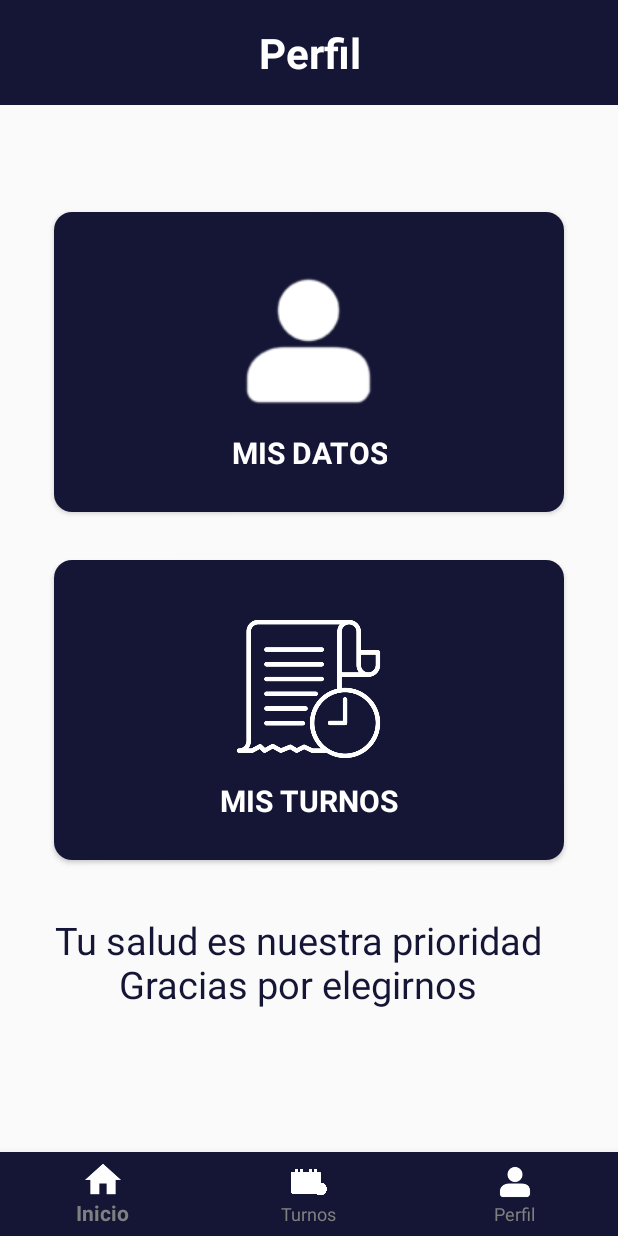
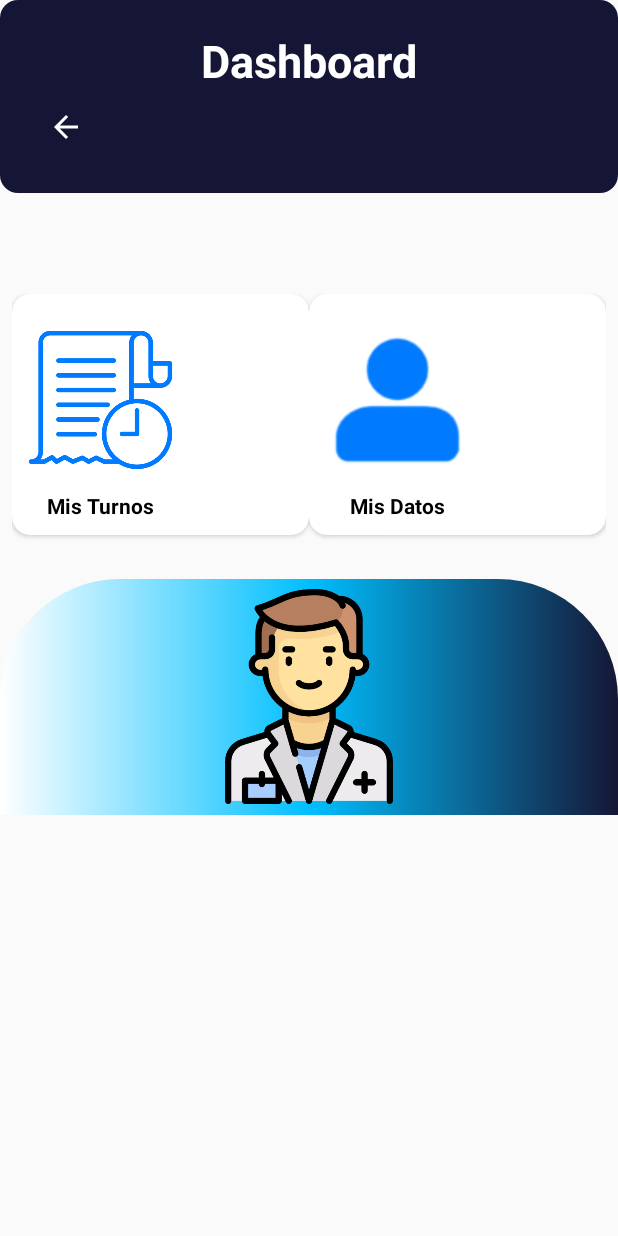
Before and after one commit to ReservasMedicasMobile/ReservasMedicasMobile, an Android app: the dashboard screen opened directly, with no data from a screen before it, on a phone screen of 412 x 824 dp. Run offline under Robolectric (Android 15) with nearby library versions, the phone set to English and light mode, and no system bars; Roboto replaces fonts that are not available here.

Commit message:
Revert "Merge branch 'MaldonF' into developer"
This reverts commit 9c3fa7d2ee6378e8407b6e28b37a43fdb980259d, reversing
changes made to 2f222acbe7da74196f424af4239c7088ae41077a.

```diff
--- a/app/src/main/java/com/example/reservasmedicasmobile/dashboard.java
+++ b/app/src/main/java/com/example/reservasmedicasmobile/dashboard.java
@@ -4,10 +4,7 @@ import android.content.Intent;
 import android.os.Bundle;
 import android.widget.ImageButton;
 import android.widget.TextView;
-
 import androidx.appcompat.app.AppCompatActivity;
-
-import com.google.android.material.bottomnavigation.BottomNavigationView;
 
 public class dashboard extends AppCompatActivity {
 
@@ -18,46 +15,33 @@ public class dashboard extends AppCompatActivity {
         super.onCreate(savedInstanceState);
         setContentView(R.layout.activity_dashboard);
 
+        // Botón de retroceso
+        ImageButton backButton = findViewById(R.id.back_button);
+        backButton.setOnClickListener(v -> finish());
+
+        // Inicializar el TextView para mostrar el saludo
+        greetingTextView = findViewById(R.id.greetingTextView);
+        showGreeting();
 
         // Configurar la tarjeta de "Mis Turnos" para redirigir a MisturnosDashboard
         findViewById(R.id.card_view_misturnos_dashboard).setOnClickListener(v -> goToMisTurnos());
 
         // Configurar la tarjeta de "Mis Datos" para redirigir a la actividad de pacientes
         findViewById(R.id.card_view_mis_datos).setOnClickListener(v -> goToMisDatos());
-
-        BottomNavigationView bottomNavigationView = findViewById(R.id.bottom_navigation);
-
-        bottomNavigationView.setOnNavigationItemSelectedListener(item -> {
-            int itemId = item.getItemId();
-
-            if (itemId == R.id.navigation_home) {
-                Intent intent = new Intent(dashboard.this, MainActivity.class);
-                startActivity(intent);
-                return true;
-            } else if (itemId == R.id.navigation_turnos) {
-                // Navegar a TurnosActivity
-                Intent intent = new Intent(dashboard.this, turnos.class);
-                startActivity(intent);
-                return true;
-            } else if (itemId == R.id.navigation_perfil) {
-                Intent intent = new Intent(dashboard.this, dashboard.class);
-                startActivity(intent);
-                return true;
-            } else {
-                return false;
-            }
-        });
     }
 
-    // Método para redirigir a la pantalla de "Mis Turnos"
+    private void showGreeting() {
+        // Lógica para mostrar el saludo
+        // Ejemplo: greetingTextView.setText("¡Bienvenido!");
+    }
+
     private void goToMisTurnos() {
+        Intent intent = new Intent(dashboard.this, MisturnosDashboard.class);
+        startActivity(intent);
+    }
+
+    private void goToMisDatos() {
         Intent intent = new Intent(dashboard.this, pacientes.class);
         startActivity(intent);
     }
-
-    // Método para redirigir a la pantalla de "Mis Datos"
-    private void goToMisDatos() {
-        Intent intent = new Intent(dashboard.this, MisturnosDashboard.class);
-        startActivity(intent);
-    }
 }
--- a/app/src/main/java/com/example/reservasmedicasmobile/registro.java
+++ b/app/src/main/java/com/example/reservasmedicasmobile/registro.java
@@ -60,6 +60,7 @@ public class registro extends AppCompatActivity {
         emailInput = findViewById(R.id.email_input);
         passwordInput = findViewById(R.id.password_input);
         registerBtn = findViewById(R.id.inicio_btn);
+        backButton = findViewById(R.id.back_button); // Inicializar el botón
         passwordRequirements = findViewById(R.id.password_requirements);
 
         // Advertencia de campos requeridos
--- a/app/src/main/res/layout/activity_dashboard.xml
+++ b/app/src/main/res/layout/activity_dashboard.xml
@@ -1,138 +1,138 @@
-<androidx.constraintlayout.widget.ConstraintLayout xmlns:android="http://schemas.android.com/apk/res/android"
+<?xml version="1.0" encoding="utf-8"?>
+<LinearLayout xmlns:android="http://schemas.android.com/apk/res/android"
     xmlns:app="http://schemas.android.com/apk/res-auto"
-    xmlns:tools="http://schemas.android.com/tools"
-    android:id="@+id/main"
     android:layout_width="match_parent"
     android:layout_height="match_parent"
-    tools:context=".MainActivity">
+    android:orientation="vertical">
+
+    <!-- Cabecera con fondo azul y texto -->
+    <LinearLayout
+        android:layout_width="match_parent"
+        android:layout_height="wrap_content"
+        android:background="@drawable/button_background"
+        android:gravity="bottom"
+        android:orientation="vertical"
+        android:padding="20dp">
+
+        <!-- Título del dashboard -->
+        <TextView
+            android:id="@+id/dashboard_title"
+            android:layout_width="wrap_content"
+            android:layout_height="wrap_content"
+            android:layout_gravity="center"
+            android:text="Dashboard"
+            android:textColor="@color/dashboard_text_white"
+            android:textSize="30sp"
+            android:textStyle="bold" />
+
+        <!-- Botón de regresar -->
+        <ImageButton
+            android:id="@+id/back_button"
+            android:layout_width="48dp"
+            android:layout_height="48dp"
+            android:background="@null"
+            android:contentDescription="Botón de retroceso"
+            android:src="@drawable/baseline_arrow_back_24"
+            app:tint="@android:color/white" />
+    </LinearLayout>
 
     <TextView
-        android:id="@+id/titulo"
+        android:id="@+id/greetingTextView"
+        android:layout_width="wrap_content"
+        android:layout_height="wrap_content"
+        android:textSize="20sp"
+        android:layout_margin="16dp" />
+
+    <!-- Sección principal con tarjetas -->
+    <LinearLayout
         android:layout_width="match_parent"
-        android:layout_height="70dp"
-        android:background="#151635"
-        android:gravity="center"
-        android:text="Perfil"
-        android:textColor="#FFFFFF"
-        android:textSize="28sp"
-        android:textStyle="bold"
-        app:layout_constraintEnd_toEndOf="parent"
-        app:layout_constraintStart_toStartOf="parent"
-        app:layout_constraintTop_toTopOf="parent" />
-
-    <LinearLayout
-        android:id="@+id/bottomLayout"
-        android:layout_width="match_parent"
-        android:layout_height="0dp"
-        android:layout_marginTop="16dp"
-        android:orientation="vertical"
-        android:padding="20dp"
-        app:layout_constraintBottom_toTopOf="@id/bottom_navigation"
-        app:layout_constraintTop_toBottomOf="@id/titulo">
+        android:layout_height="188dp"
+        android:orientation="horizontal"
+        android:padding="8dp"
+        android:weightSum="2">
 
         <!-- Tarjeta de Mis Turnos -->
         <androidx.cardview.widget.CardView
             android:id="@+id/card_view_misturnos_dashboard"
-            android:layout_width="match_parent"
-            android:layout_height="200dp"
-            android:layout_marginStart="16dp"
-            android:layout_marginTop="35dp"
-            android:layout_marginEnd="16dp"
-            android:layout_marginBottom="16dp"
+            android:layout_width="0dp"
+            android:layout_height="wrap_content"
+            android:layout_weight="1"
             app:cardCornerRadius="12dp"
             app:cardElevation="2dp">
 
             <LinearLayout
-                android:layout_width="match_parent"
-                android:layout_height="match_parent"
-                android:background="@color/azul"
+                android:layout_width="wrap_content"
+                android:layout_height="wrap_content"
                 android:gravity="center"
                 android:orientation="vertical"
-                android:padding="20dp">
+                android:padding="10dp">
+
+                <ImageView
+                    android:id="@+id/icon_misturnos_dashboard"
+                    android:layout_width="98dp"
+                    android:layout_height="121dp"
+                    android:src="@drawable/ic_history_dashboard"
+                    app:tint="@color/dashboard_blue" />
+
+                <TextView
+                    android:layout_width="wrap_content"
+                    android:layout_height="wrap_content"
+                    android:text="Mis Turnos"
+                    android:textAlignment="center"
+                    android:textColor="@color/black"
+                    android:textStyle="bold" />
+            </LinearLayout>
+        </androidx.cardview.widget.CardView>
+
+        <!-- Tarjeta de Mis Datos -->
+        <androidx.cardview.widget.CardView
+            android:id="@+id/card_view_mis_datos"
+            android:layout_width="0dp"
+            android:layout_height="wrap_content"
+            android:layout_weight="1"
+            app:cardCornerRadius="12dp"
+            app:cardElevation="2dp">
+
+            <LinearLayout
+                android:layout_width="wrap_content"
+                android:layout_height="wrap_content"
+                android:gravity="center"
+                android:orientation="vertical"
+                android:padding="10dp">
 
                 <ImageView
                     android:id="@+id/icon_mis_datos"
                     android:layout_width="98dp"
                     android:layout_height="121dp"
                     android:src="@drawable/ic_perfil"
-                    app:tint="@color/white" />
+                    app:tint="@color/dashboard_blue" />
 
                 <TextView
                     android:layout_width="wrap_content"
                     android:layout_height="wrap_content"
-                    android:text="MIS DATOS"
+                    android:text="Mis Datos"
                     android:textAlignment="center"
-                    android:textColor="@android:color/white"
-                    android:textSize="20sp"
+                    android:textColor="@color/black"
                     android:textStyle="bold" />
-
             </LinearLayout>
         </androidx.cardview.widget.CardView>
-
-        <!-- Tarjeta de Mis Datos -->
-        <androidx.cardview.widget.CardView
-            android:id="@+id/card_view_mis_datos"
-            android:layout_width="match_parent"
-            android:layout_height="200dp"
-            android:layout_marginStart="16dp"
-            android:layout_marginTop="16dp"
-            android:layout_marginEnd="16dp"
-            android:layout_marginBottom="16dp"
-            app:cardCornerRadius="12dp"
-            app:cardElevation="2dp">
-
-            <LinearLayout
-                android:layout_width="match_parent"
-                android:layout_height="match_parent"
-                android:background="@color/azul"
-                android:gravity="center"
-                android:orientation="vertical"
-                android:padding="20dp">
-
-                <ImageView
-                    android:id="@+id/icon_misturnos_dashboard"
-                    android:layout_width="98dp"
-                    android:layout_height="121dp"
-                    android:layout_gravity="center"
-                    android:src="@drawable/ic_history_dashboard"
-                    app:tint="@android:color/white" />
-
-                <TextView
-                    android:layout_width="wrap_content"
-                    android:layout_height="wrap_content"
-                    android:text="MIS TURNOS"
-                    android:textAlignment="center"
-                    android:textColor="@android:color/white"
-                    android:textSize="20sp"
-                    android:textStyle="bold" />
-
-
-            </LinearLayout>
-        </androidx.cardview.widget.CardView>
-
-        <TextView
-            android:id="@+id/announcement_text"
-            android:layout_width="wrap_content"
-            android:layout_height="wrap_content"
-            android:layout_marginStart="16dp"
-            android:layout_marginTop="20dp"
-            android:gravity="center"
-            android:text="Tu salud es nuestra prioridad\nGracias por elegirnos"
-            android:textColor="@color/azul"
-            android:textSize="25sp"
-            app:layout_constraintBottom_toBottomOf="parent"
-            app:layout_constraintEnd_toEndOf="parent" />
     </LinearLayout>
 
-    <com.google.android.material.bottomnavigation.BottomNavigationView
-        android:id="@+id/bottom_navigation"
+    <!-- Separador en degradado -->
+    <RelativeLayout
         android:layout_width="match_parent"
-        android:layout_height="wrap_content"
-        app:backgroundTint="@color/azul"
-        app:itemIconTint="@color/white"
-        app:itemTextColor="@color/colorGray"
-        app:layout_constraintBottom_toBottomOf="parent"
-        app:layout_constraintEnd_toEndOf="parent"
-        app:layout_constraintStart_toStartOf="parent"
-        app:menu="@menu/bottom_nav_menu" />
-</androidx.constraintlayout.widget.ConstraintLayout>
+        android:layout_height="157dp"
+        android:layout_marginTop="10dp"
+        android:background="@drawable/wave_separator"
+        android:visibility="visible">
+
+        <!-- Imagen del doctor -->
+        <ImageView
+            android:id="@+id/doctor_image"
+            android:layout_width="309dp"
+            android:layout_height="143dp"
+            android:layout_centerInParent="true"
+            android:contentDescription="Imagen del doctor"
+            android:src="@drawable/doctor" />
+    </RelativeLayout>
+</LinearLayout>
```
Also changed, not shown: app/src/main/java/com/example/reservasmedicasmobile/MisturnosDashboard.java (+3 -26 lines), app/src/main/java/com/example/reservasmedicasmobile/login.java (+0 -22 lines), app/src/main/res/layout/activity_login.xml (+7 -9 lines), app/src/main/res/layout/activity_pacientes.xml (+16 -12 lines), app/src/main/res/layout/mis_turnos_dashboard.xml (+24 -40 lines).
